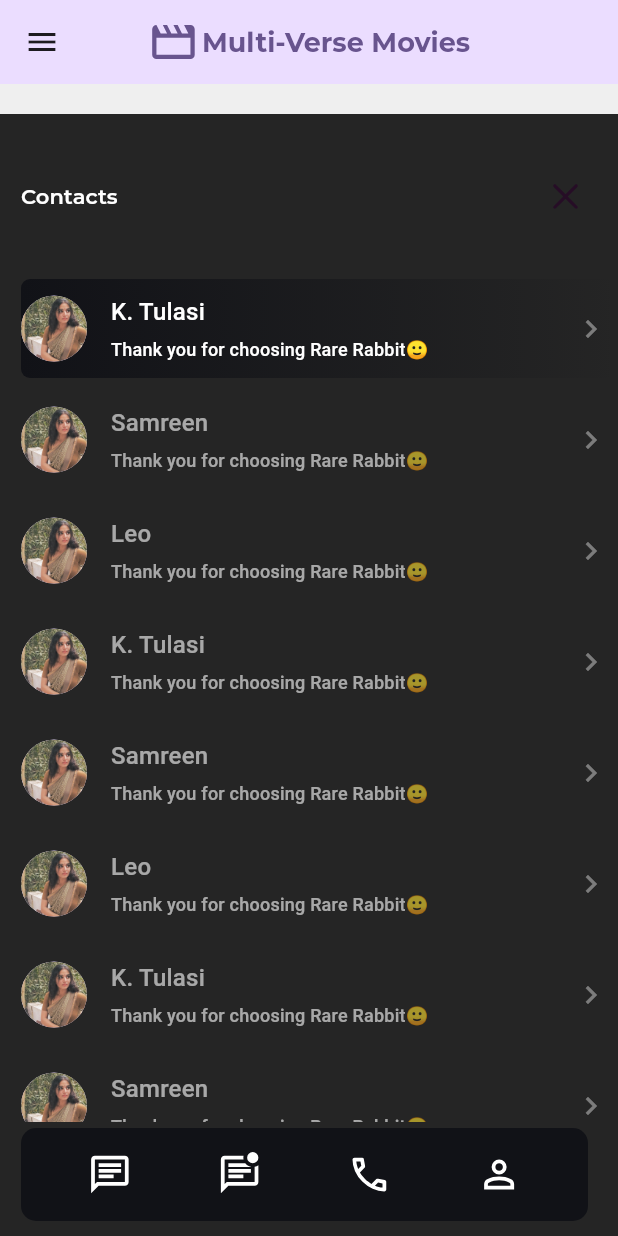
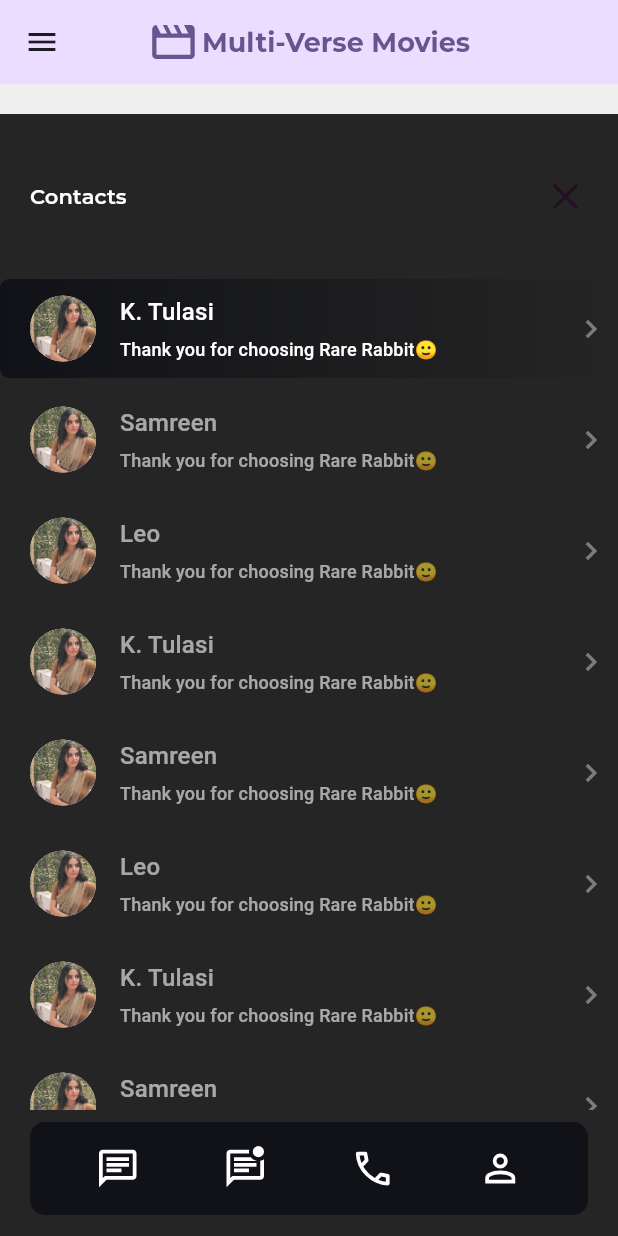
Before and after one commit to tulasireddytulasi/talk_time, a Flutter app: the screen it shows after launch, on a phone screen of 412 x 824 dp. Run offline on Flutter 3.47's test engine with Material 3 defaults, Android fonts, the phone set to English and light mode, and no system bars; our stand-ins replace flutter_svg, go_router; accounts and stored records are empty.

Commit message:
Fixed alignments of Bottom Nav Bar UI

```diff
--- a/lib/app/view/home_screen/widget/main_container_widget.dart
+++ b/lib/app/view/home_screen/widget/main_container_widget.dart
@@ -47,7 +47,12 @@ class _MainContainerState extends State<MainContainer> {
       width: maxWidth,
       alignment: Alignment.topCenter,
       height: widget.maxWidthAndHeight.maxHeight,
-      padding: EdgeInsets.all(isDesktopScreen ? 6 : 0),
+      padding: EdgeInsets.only(
+        left: 0,
+        right: isDesktopScreen ? 6 : 0,
+        top: isDesktopScreen ? 6 : 0,
+        bottom: isDesktopScreen ? 6 : 0,
+      ),
       margin: const EdgeInsets.only(top: 20),
       decoration: BoxDecoration(
         color: ColorPalette.primaryContainer,
@@ -61,7 +66,7 @@ class _MainContainerState extends State<MainContainer> {
             flex: getUsersListScreenSize(maxWidth),
             child: Container(
               alignment: Alignment.topLeft,
-              padding: const EdgeInsets.only(top: 20, left: 14),
+              padding: const EdgeInsets.only(top: 20, left: 0),
               child: UsersListScreen(
                 maxWidth: widget.maxWidthAndHeight.maxWidth,
               ),
--- a/lib/app/view/userslist_screen/user_list_screen.dart
+++ b/lib/app/view/userslist_screen/user_list_screen.dart
@@ -63,12 +63,15 @@ class _UsersListScreenState extends State<UsersListScreen> with TickerProviderSt
         Row(
           mainAxisAlignment: MainAxisAlignment.spaceBetween,
           children: [
-            Text(
+            Padding(
+              padding: const EdgeInsets.only(left: 20.0),
+              child: Text(
                 "Contacts",
                 style: Theme.of(context).textTheme.headlineMedium?.copyWith(
                       fontFamily: Constants.montserratSemiBold,
                       color: ColorPalette.whitePrimaryColor,
                       fontSize: 14,
+                    ),
               ),
             ),
             Visibility(
@@ -137,7 +140,7 @@ class _UsersListScreenState extends State<UsersListScreen> with TickerProviderSt
           ),
         ),
         const SizedBox(height: 4),
-        const BottomNavBarWidget(),
+        const Center(child: BottomNavBarWidget()),
         const SizedBox(height: 10),
       ],
     );
--- a/lib/app/view/userslist_screen/widget/bottom_nav_bar_widget.dart
+++ b/lib/app/view/userslist_screen/widget/bottom_nav_bar_widget.dart
@@ -17,7 +17,7 @@ class _BottomNavBarWidgetState extends State<BottomNavBarWidget> {
   Widget build(BuildContext context) {
     return Container(
       padding: const EdgeInsets.all(16),
-      margin: const EdgeInsets.only(right: 20),
+      margin: const EdgeInsets.symmetric(horizontal: 20, vertical: 4),
       decoration: const BoxDecoration(
         color: ColorPalette.primary,
         borderRadius:  BorderRadius.all(Radius.circular(10)),
--- a/lib/app/view/userslist_screen/widget/user_item.dart
+++ b/lib/app/view/userslist_screen/widget/user_item.dart
@@ -50,6 +50,7 @@ class _UserItemState extends State<UserItem> {
             mainAxisAlignment: MainAxisAlignment.start,
             crossAxisAlignment: CrossAxisAlignment.center,
             children: [
+              const SizedBox(width: 20),
               Visibility(
                 visible: widget.icon.isNotEmpty,
                 child: SizedBox(
```
Lines whose indentation alone changed are shown as unchanged.
